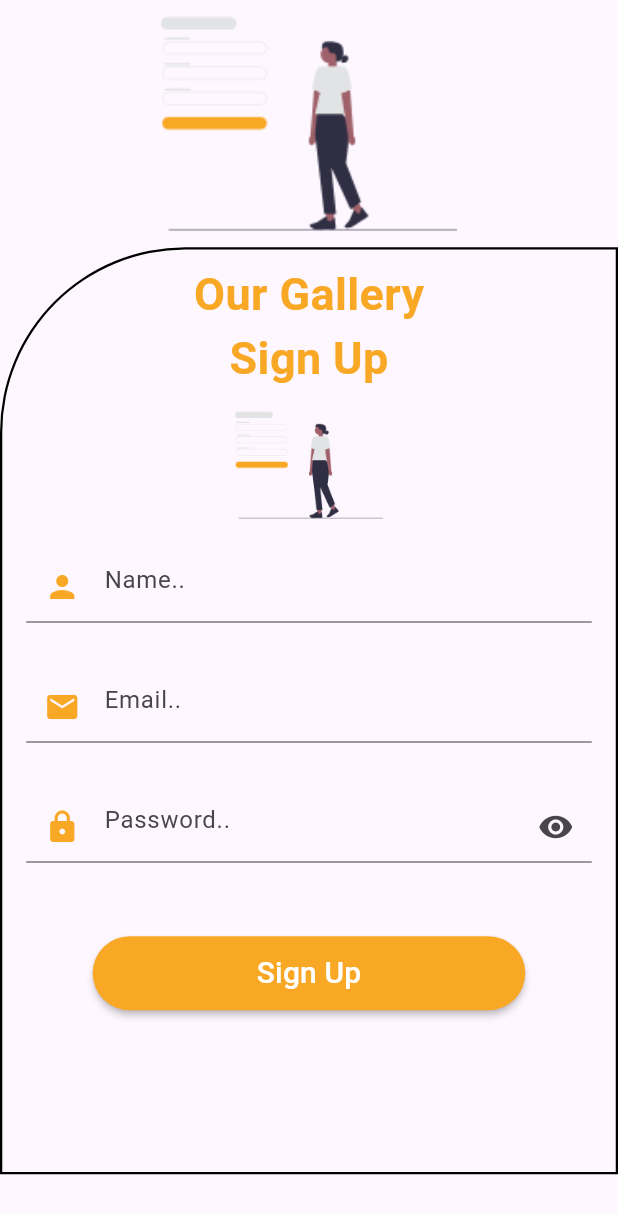
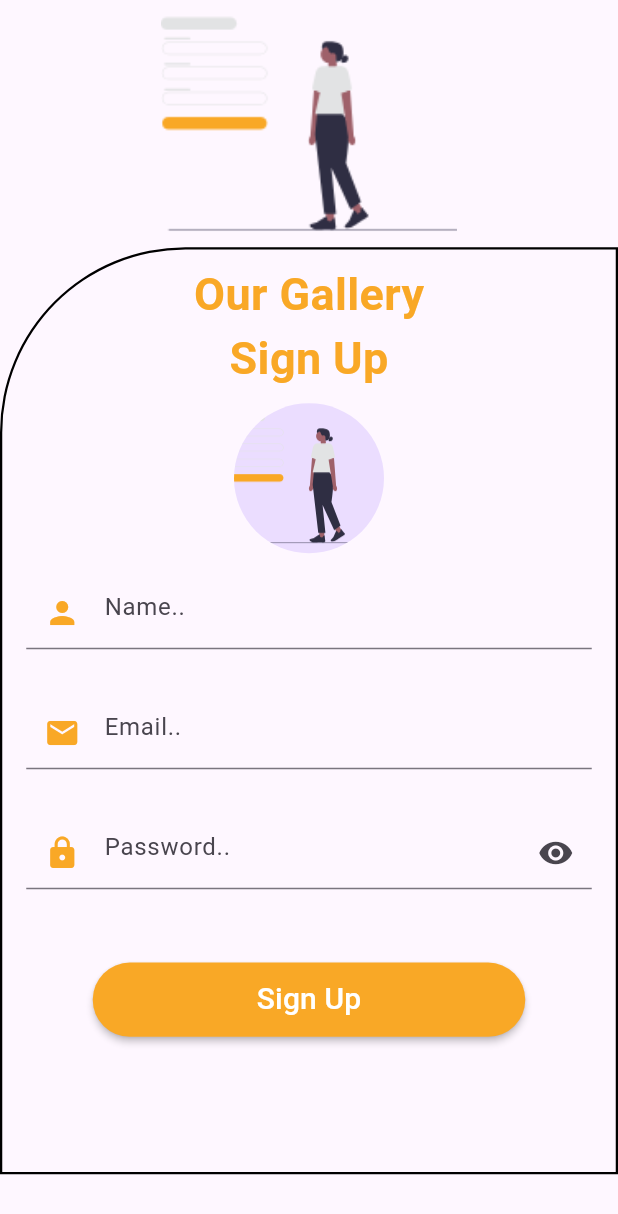
Before and after one commit to Boahen123/our_gallery, a Flutter app: the RegisterScreen screen opened by its route, on a phone screen of 412 x 824 dp. Shown: the top 1214 px of the screen. Run offline on Flutter 3.47's test engine with Material 2 defaults, Android fonts, the phone set to English and light mode, and no system bars; our stand-ins replace file_picker, flutter_svg_provider.

```diff
--- a/lib/screens/register_screen.dart
+++ b/lib/screens/register_screen.dart
@@ -118,14 +118,18 @@ class _RegisterScreenState extends State<RegisterScreen> {
             });
           }
         },
-        child: Container(
-            height: _deviceHeight! * 0.1,
-            decoration: BoxDecoration(
-              image: DecorationImage(
-                image: imageProvider as ImageProvider,
-                fit: BoxFit.contain,
-              ),
-            )));
+        // child: Container(
+        //     height: _deviceHeight! * 0.1,
+        //     decoration: BoxDecoration(
+        //       image: DecorationImage(
+        //         image: imageProvider as ImageProvider,
+        //         fit: BoxFit.contain,
+        //       ),
+        //     ))
+        child: CircleAvatar(
+          radius: 50,
+          backgroundImage: imageProvider as ImageProvider,
+        ));
   }
 
   Widget _nameText() {
```
